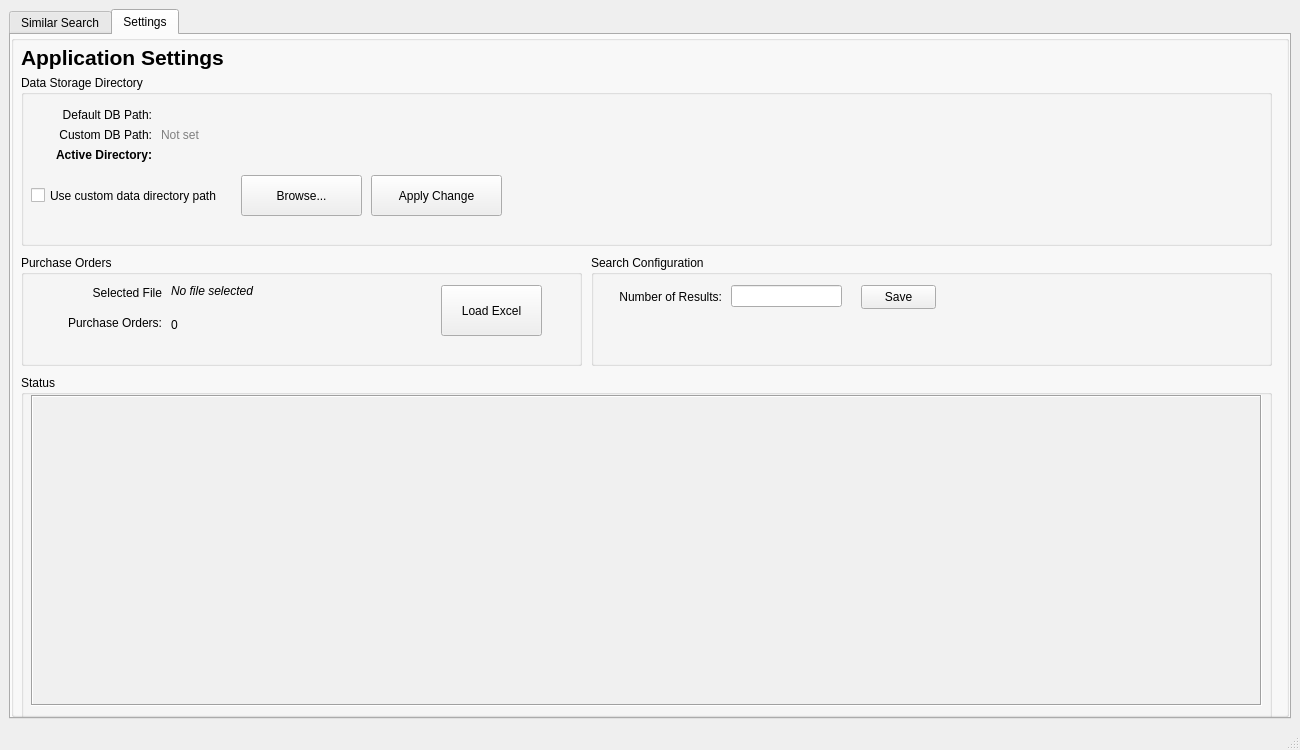
Before: the Qt Designer form main_window.ui in bmg92silva/Similar-PDF-Search-Tool, drawn with Qt 5.
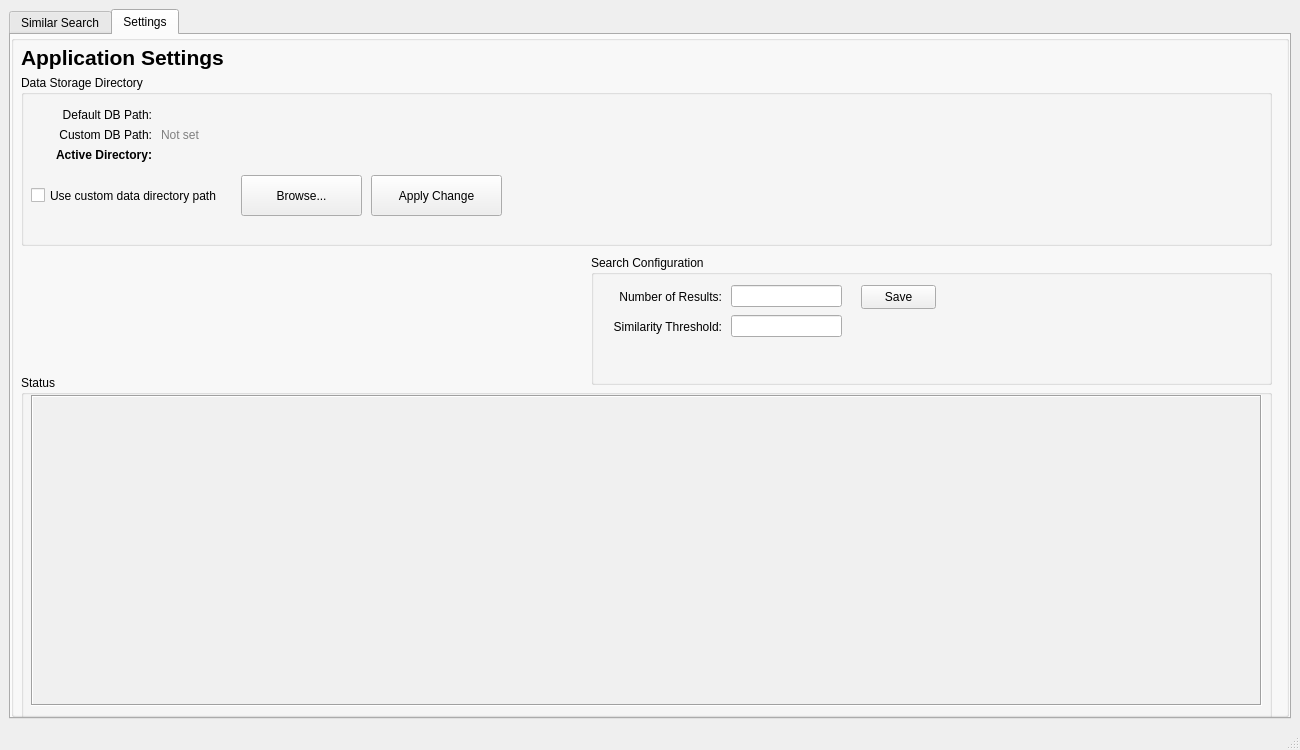
After: the same form once the commit is applied.

Commit message: Add duplicate detection from file hash and similarity threshold

```diff
--- a/main_window.ui
+++ b/main_window.ui
@@ -407,112 +407,13 @@
             </property>
            </widget>
           </widget>
-          <widget class="QGroupBox" name="excelGroup">
-           <property name="geometry">
-            <rect>
-             <x>10</x>
-             <y>220</y>
-             <width>561</width>
-             <height>111</height>
-            </rect>
-           </property>
-           <property name="title">
-            <string>Purchase Orders</string>
-           </property>
-           <widget class="QLabel" name="excelFileTitleLabel">
-            <property name="geometry">
-             <rect>
-              <x>10</x>
-              <y>30</y>
-              <width>131</width>
-              <height>16</height>
-             </rect>
-            </property>
-            <property name="frameShape">
-             <enum>QFrame::NoFrame</enum>
-            </property>
-            <property name="text">
-             <string>Selected File</string>
-            </property>
-            <property name="alignment">
-             <set>Qt::AlignRight|Qt::AlignTrailing|Qt::AlignVCenter</set>
-            </property>
-            <property name="indent">
-             <number>0</number>
-            </property>
-           </widget>
-           <widget class="QLabel" name="excelLabel">
-            <property name="geometry">
-             <rect>
-              <x>150</x>
-              <y>20</y>
-              <width>261</width>
-              <height>31</height>
-             </rect>
-            </property>
-            <property name="styleSheet">
-             <string>font-style: italic;</string>
-            </property>
-            <property name="text">
-             <string>No file selected</string>
-            </property>
-           </widget>
-           <widget class="QLabel" name="poCountTitleLabel">
-            <property name="geometry">
-             <rect>
-              <x>10</x>
-              <y>60</y>
-              <width>131</width>
-              <height>16</height>
-             </rect>
-            </property>
-            <property name="frameShape">
-             <enum>QFrame::NoFrame</enum>
-            </property>
-            <property name="text">
-             <string>Purchase Orders:</string>
-            </property>
-            <property name="alignment">
-             <set>Qt::AlignRight|Qt::AlignTrailing|Qt::AlignVCenter</set>
-            </property>
-            <property name="indent">
-             <number>0</number>
-            </property>
-           </widget>
-           <widget class="QLabel" name="poCountLabel">
-            <property name="geometry">
-             <rect>
-              <x>150</x>
-              <y>60</y>
-              <width>71</width>
-              <height>20</height>
-             </rect>
-            </property>
-            <property name="text">
-             <string>0</string>
-            </property>
-           </widget>
-           <widget class="QPushButton" name="loadExcelBtn">
-            <property name="geometry">
-             <rect>
-              <x>420</x>
-              <y>30</y>
-              <width>101</width>
-              <height>51</height>
-             </rect>
-            </property>
-            <property name="text">
-             <string>Load Excel</string>
-            </property>
-           </widget>
-          </widget>
           <widget class="QGroupBox" name="searchConfigGroup">
            <property name="geometry">
             <rect>
              <x>580</x>
              <y>220</y>
              <width>681</width>
-             <height>111</height>
+             <height>130</height>
             </rect>
            </property>
            <property name="title">
@@ -560,6 +461,35 @@
              <string>Save</string>
             </property>
            </widget>
+           <widget class="QLabel" name="similarityThresholdLabel">
+            <property name="geometry">
+             <rect>
+              <x>10</x>
+              <y>60</y>
+              <width>121</width>
+              <height>24</height>
+             </rect>
+            </property>
+            <property name="text">
+             <string>Similarity Threshold:</string>
+            </property>
+            <property name="alignment">
+             <set>Qt::AlignRight|Qt::AlignTrailing|Qt::AlignVCenter</set>
+            </property>
+            <property name="indent">
+             <number>0</number>
+            </property>
+           </widget>
+           <widget class="QLineEdit" name="similarityThresholdEntry">
+            <property name="geometry">
+             <rect>
+              <x>140</x>
+              <y>60</y>
+              <width>111</width>
+              <height>22</height>
+             </rect>
+            </property>
+           </widget>
           </widget>
           <widget class="QGroupBox" name="statusGroup">
            <property name="geometry">
```
The commit also changes 6 other files.
